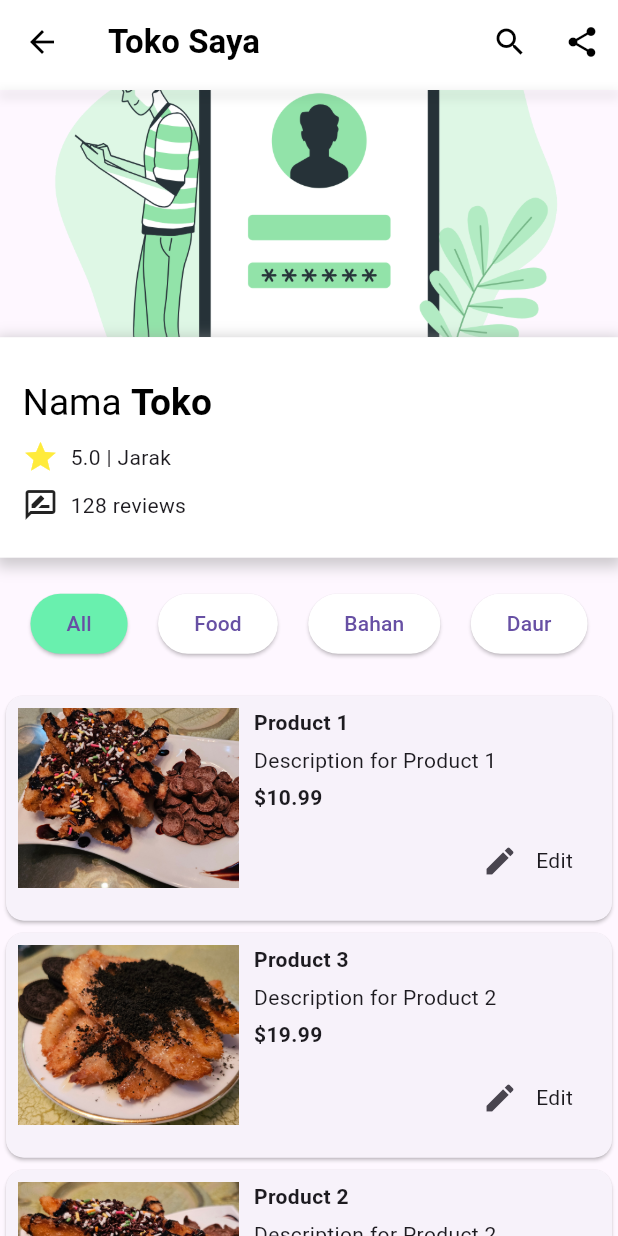
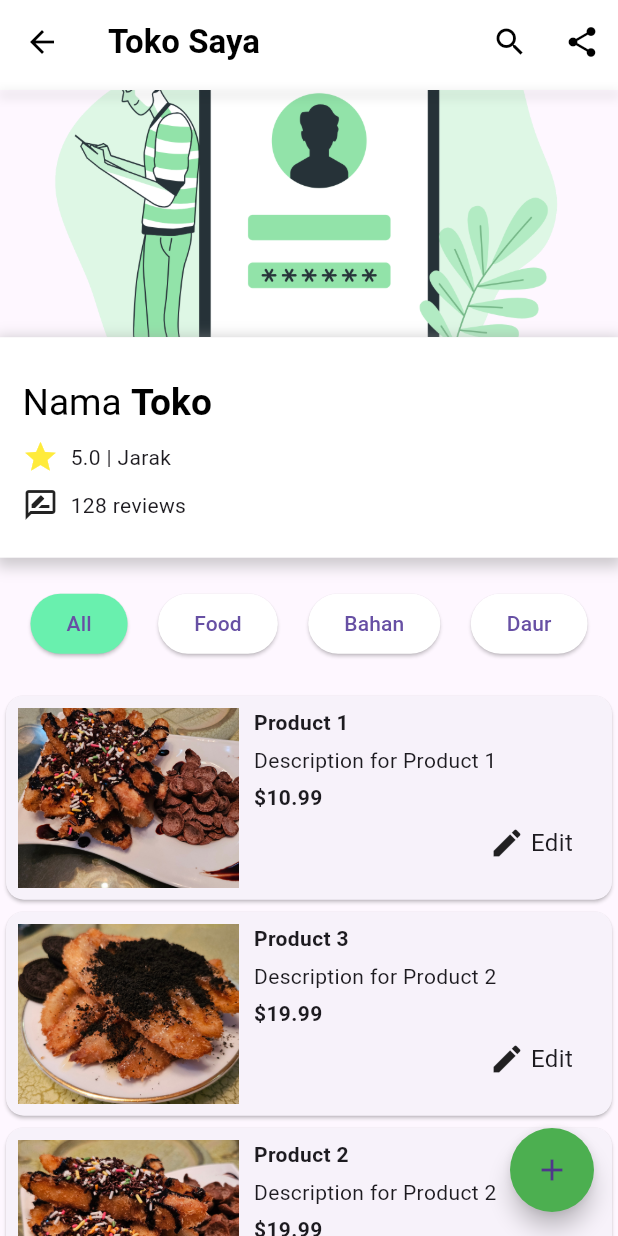
Before and after one commit to angelica1412/ecobites, a Flutter app: the screen it shows after launch, item 2 of the bottom bar chosen, on a phone screen of 412 x 824 dp. Run offline on Flutter 3.47's test engine with Material 3 defaults, Android fonts, the phone set to English and light mode, and no system bars; our stand-ins replace cloud_firestore, firebase_auth, firebase_core, google_fonts; accounts and stored records are empty.

Commit message:
Category button function and difference button at user_store_page.dart and Store.dart

```diff
--- a/lib/Widgets/ProductCard.dart
+++ b/lib/Widgets/ProductCard.dart
@@ -5,6 +5,7 @@ class Product {
   final String description;
   final double price;
   final String imageURL;
+  final String category;
   int quantity;
 
   Product({
@@ -12,6 +13,7 @@ class Product {
     required this.description,
     required this.price,
     required this.imageURL,
+    required this.category,
     this.quantity = 0,
   });
 }
@@ -76,7 +78,8 @@ class _ProductCardState extends State<ProductCard> {
                   else if (_quantity == 0)
                     _buildAddButton()
                   else
-                    _buildQuantityButton(),                ],
+                    _buildQuantityButton(),
+                ],
               ),
             ),
             const SizedBox(width: 10),
@@ -145,12 +148,25 @@ class _ProductCardState extends State<ProductCard> {
       child: Row(
         mainAxisAlignment: MainAxisAlignment.end,
         children: [
-          IconButton(
-            icon: const Icon(Icons.edit ),
-            onPressed: () {
+          InkWell(
+            onTap: () {
+              // Tindakan yang akan dijalankan ketika tombol di klik
+              // Misalnya, tampilkan dialog edit, navigasi ke halaman edit, dll.
             },
+            child: Row(
+              mainAxisSize: MainAxisSize.min,
+              children: [
+                Icon(Icons.edit),
+                const SizedBox(width: 4), // Spasi antara ikon dan teks
+                Text(
+                  'Edit',
+                  style: TextStyle(
+                    fontSize: 16, // Atur ukuran teks sesuai kebutuhan Anda
+                  ),
+                ),
+              ],
+            ),
           ),
-          const Text('Edit'),
         ],
       ),
     );
@@ -159,4 +175,7 @@ class _ProductCardState extends State<ProductCard> {
 
 
 
+
+
+
 }
--- a/lib/user_store_page.dart
+++ b/lib/user_store_page.dart
@@ -29,48 +29,60 @@ class _StorePageState extends State<userStorePage> {
       description: 'Description for Product 1',
       price: 10.99,
       imageURL: 'assets/product1.png',
+      category: 'Food',
     ),
     Product(
       name: 'Product 3',
       description: 'Description for Product 2',
       price: 19.99,
       imageURL: 'assets/product2.png',
+      category: 'Bahan',
     ),
     Product(
       name: 'Product 2',
       description: 'Description for Product 2',
       price: 19.99,
       imageURL: 'assets/product3.png',
+      category: 'Daur',
+
     ),
     Product(
       name: 'Product 4',
       description: 'Description for Product 2',
       price: 19.99,
       imageURL: 'assets/login.png',
+      category: 'Bahan',
+
     ),
     Product(
       name: 'Product 4',
       description: 'Description for Product 2',
       price: 19.99,
       imageURL: 'assets/login.png',
+      category: 'Daur',
     ),
     Product(
       name: 'Product 4',
       description: 'Description for Product 2',
       price: 19.99,
       imageURL: 'assets/login.png',
+      category: 'Daur',
     ),
     Product(
       name: 'Product 4',
       description: 'Description for Product 2',
       price: 19.99,
       imageURL: 'assets/login.png',
+      category: 'Daur',
     ),
     // Add more products as needed
   ];
 
   @override
   Widget build(BuildContext context) {
+    List<Product> _getProductsByCategory(String category) {
+      return products.where((product) => product.category == category).toList();
+    }
     return Scaffold(
       appBar: AppBar(
         backgroundColor: Colors.white,
@@ -249,18 +261,37 @@ class _StorePageState extends State<userStorePage> {
               ListView.builder(
                 shrinkWrap: true,
                 physics: const NeverScrollableScrollPhysics(),
-                itemCount: products.length,
+                itemCount: _selectedCategory == 'All' ? products.length : _getProductsByCategory(_selectedCategory).length,
                 itemBuilder: (context, index) {
+                  final product = _selectedCategory == 'All' ? products[index] : _getProductsByCategory(_selectedCategory)[index];
                   return ProductCard(
-                    product: products[index],
+                    product: product,
                     isUserStore: true,
                   );
                 },
               ),
+
             ],
+
+          ),
+          Positioned(
+            bottom: 16.0, // Atur posisi vertikal dari bawah layar
+            right: 16.0, // Atur posisi horizontal dari kanan layar
+            child: FloatingActionButton(
+              onPressed: () {
+                print("menuju ke form upload page");
+              },
+              child: Icon(Icons.add),
+              backgroundColor: Colors.green,
+              shape: CircleBorder(), // Membuat FAB bundar
+
+              // Warna latar belakang tombol
+            ),
           ),
         ],
+
       ),
+
     );
   }
 
```
Also changed, not shown: lib/Store.dart (+15 -3 lines), lib/Widgets/MapsContainer.dart (+5 -3 lines), lib/Widgets/category_button.dart (line endings or trailing spaces).
